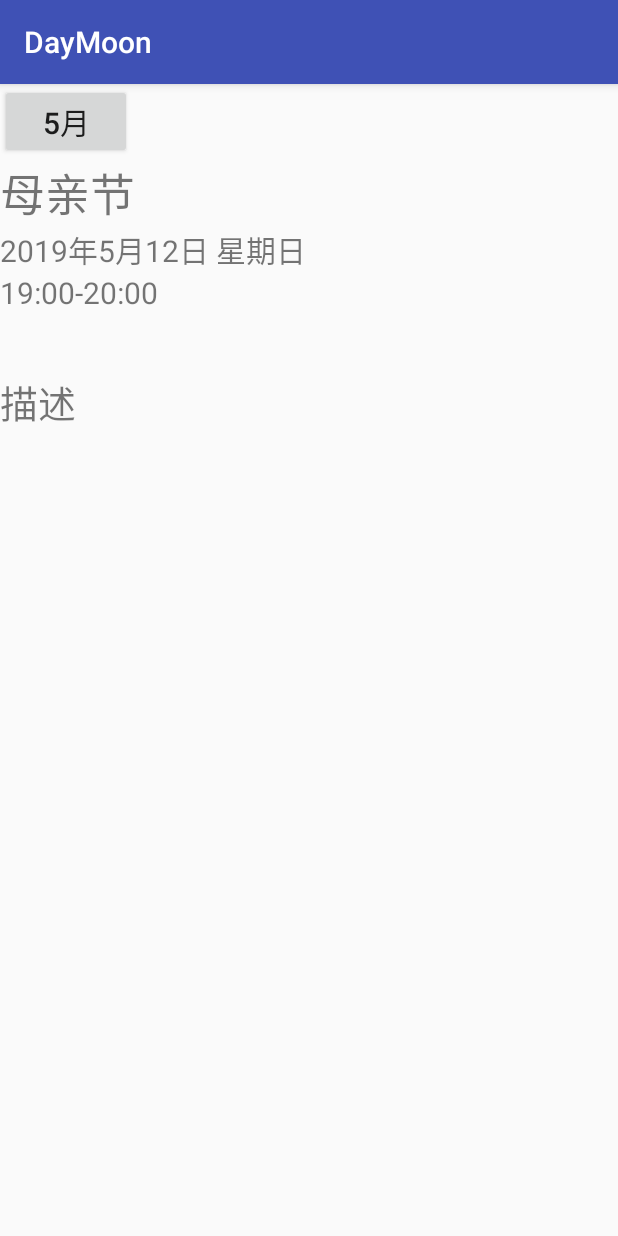
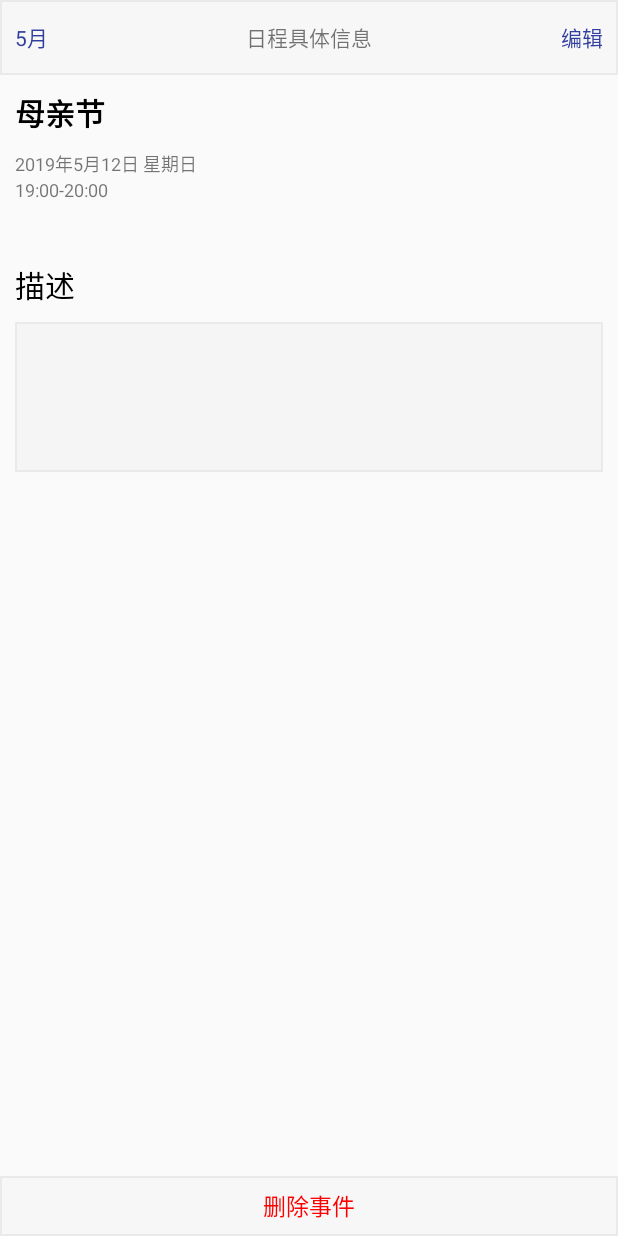
Before and after one commit to deskmel/DayMoon, an Android app: the EventDetailActivity screen opened directly, with no data from a screen before it, on a phone screen of 412 x 824 dp. Run offline under Robolectric (Android 15) with nearby library versions, the light colour scheme and no system bars; 4 statements that could not run were skipped.

Commit message:
EventDetailPage

```diff
--- a/client/app/src/main/AndroidManifest.xml
+++ b/client/app/src/main/AndroidManifest.xml
@@ -13,7 +13,8 @@
         android:roundIcon="@mipmap/ic_launcher_round"
         android:supportsRtl="true"
         android:theme="@style/AppTheme">
-        <activity android:name=".UserInterface.EventDetailActivity"></activity>
+        <activity
+            android:name=".UserInterface.EventDetailActivity"></activity>
         <activity android:name=".UserInterface.EventAdder" />
         <activity
             android:name=".UserInterface.LoginActivity"
--- a/client/app/src/main/java/com/example/daymoon/EventManagement/Event.java
+++ b/client/app/src/main/java/com/example/daymoon/EventManagement/Event.java
@@ -146,7 +146,7 @@ public class Event implements Comparable<Event>, Serializable {
 
     public String getBeginTime_str(){
         SimpleDateFormat dateFormat;
-        dateFormat = new SimpleDateFormat("yyyy-MM-dd HH-mm",Locale.CHINA);
+        dateFormat = new SimpleDateFormat("yyyy年MM月dd日 HH时mm分",Locale.CHINA);
         Log.d("?",dateFormat.format(beginTime.getTime()));
         return dateFormat.format(beginTime.getTime());
     }
@@ -175,10 +175,12 @@ public class Event implements Comparable<Event>, Serializable {
      */
     public String getLastingTime_str(){
         SimpleDateFormat dateFormat;
-        dateFormat = new SimpleDateFormat("H:m",Locale.CHINA);
-        String BeginMinute = dateFormat.format(beginTime);
-        String EndMinute = dateFormat.format(endTime);
-        return String.format("%s-%s",BeginMinute,EndMinute);
+        dateFormat = new SimpleDateFormat("HH:mm");
+        String BeginMinute = dateFormat.format(beginTime.getTime());
+        String EndMinute = dateFormat.format(endTime.getTime());
+        Log.d("BeginMinute",BeginMinute);
+        Log.d("EndMinute",EndMinute);
+        return String.format("%s - %s",BeginMinute,EndMinute);
     }
     public int getEventID(){
         return eventID;
--- a/client/app/src/main/java/com/example/daymoon/UserInterface/EventAdder.java
+++ b/client/app/src/main/java/com/example/daymoon/UserInterface/EventAdder.java
@@ -47,8 +47,9 @@ public class EventAdder extends AppCompatActivity {
         jtb_whetherAllday = findViewById(R.id.whetherAllday);
         TitleView =findViewById(R.id.titleEditView);
         DescriptionView = findViewById(R.id.DesEditView);
-        //为表单绑定日期选择工具        intent=this.getIntent();
-        //        bundle=intent.getExtras();
+        //为表单绑定日期选择工具
+        intent=this.getIntent();
+        bundle=intent.getExtras();
 
         //初始化事件的时间
         event_info = new Event_information_holder(bundle.getInt("selectYear"),bundle.getInt("selectMonth"),bundle.getInt("selectDay"));
--- a/client/app/src/main/java/com/example/daymoon/UserInterface/EventDetailActivity.java
+++ b/client/app/src/main/java/com/example/daymoon/UserInterface/EventDetailActivity.java
@@ -10,6 +10,7 @@ import com.example.daymoon.R;
 
 public class EventDetailActivity extends AppCompatActivity {
     Event event;
+    private TestUserInterfaceControl UIControl= TestUserInterfaceControl.getUIControl();
 
 
 
@@ -17,8 +18,8 @@ public class EventDetailActivity extends AppCompatActivity {
     protected void onCreate(Bundle savedInstanceState) {
         super.onCreate(savedInstanceState);
         setContentView(R.layout.activity_event_detail);
-        event =(Event) getIntent().getSerializableExtra("Event");
-        TextView eventTitle=(TextView) findViewById(R.id.event_title);
+        event =(Event) getIntent().getSerializableExtra("event");
+        TextView eventTitle=(TextView) findViewById(R.id.event_name);
         eventTitle.setText(event.getTitle());
 
         TextView eventTime= (TextView) findViewById(R.id.event_time);
@@ -30,12 +31,24 @@ public class EventDetailActivity extends AppCompatActivity {
         TextView eventDescription = (TextView) findViewById(R.id.event_descriptions);
         eventDescription.setText(event.getDescription());
 
-
+        findViewById(R.id.edit).setOnClickListener(new View.OnClickListener() {
+            @Override
+            public void onClick(View v) {
+                finish();
+            }
+        });
         findViewById(R.id.getback).setOnClickListener(new View.OnClickListener() {
             @Override
             public void onClick(View v) {
                 finish();
             }
         });
+        findViewById(R.id.delete_event).setOnClickListener(new View.OnClickListener() {
+            @Override
+            public void onClick(View v) {
+                UIControl.deleteEvent(event.getEventID());
+                finish();
+            }
+        });
     }
 }
--- /dev/null
+++ b/client/app/src/main/res/drawable/menu_bg.xml
@@ -0,0 +1,10 @@
+<?xml version="1.0" encoding="utf-8"?>
+<shape xmlns:android="http://schemas.android.com/apk/res/android"
+    android:shape="rectangle">
+    <solid
+        android:color="@color/topbg"/>
+    <stroke
+        android:width="1dp"
+        android:color="@color/bordergray"
+    />
+</shape>
--- /dev/null
+++ b/client/app/src/main/res/drawable/text_bg.xml
@@ -0,0 +1,10 @@
+<?xml version="1.0" encoding="utf-8"?>
+<shape xmlns:android="http://schemas.android.com/apk/res/android"
+    android:shape="rectangle">
+    <solid
+        android:color="@color/sgray"/>
+    <stroke
+        android:width="1dp"
+        android:color="@color/bordergray"
+        />
+</shape>
--- a/client/app/src/main/res/layout/activity_event_detail.xml
+++ b/client/app/src/main/res/layout/activity_event_detail.xml
@@ -8,42 +8,101 @@
 <LinearLayout
     android:layout_width="match_parent"
     android:layout_height="match_parent"
-    android:orientation="vertical">
-    <Button
-        android:id="@+id/getback"
-        android:layout_width="wrap_content"
+    android:orientation="vertical"
+
+
+    android:layout_marginBottom="5dp">
+    <RelativeLayout
+        android:layout_width="match_parent"
+        android:layout_height="50dp"
+        android:background="@drawable/menu_bg">
+        <TextView
+            android:id="@+id/getback"
+            android:layout_width="wrap_content"
+            android:layout_height="50dp"
+            android:gravity="center_vertical"
+            android:layout_marginLeft="10dp"
+            android:text="5月"
+            android:textColor="@color/colorPrimaryDark"
+            />
+        <TextView
+            android:layout_width="match_parent"
+            android:layout_height="50dp"
+            android:gravity="center|center_vertical"
+            android:text="日程具体信息"/>
+        <TextView
+            android:id="@+id/edit"
+            android:layout_width="wrap_content"
+            android:layout_height="50dp"
+            android:layout_marginRight="10dp"
+            android:layout_alignParentRight="true"
+            android:gravity="center_vertical"
+            android:text="编辑"
+            android:textColor="@color/colorPrimaryDark"
+/>
+    </RelativeLayout>
+    <LinearLayout
+        android:layout_width="match_parent"
         android:layout_height="wrap_content"
-        android:textSize="20sp"
-        android:text="5月"
-        />
+        android:orientation="vertical"
+        android:layout_marginTop="10dp"
+        android:layout_marginLeft="10dp"
+        android:layout_marginRight="10dp">
     <TextView
         android:id="@+id/event_name"
         android:layout_width="wrap_content"
         android:layout_height="wrap_content"
-        android:textSize="30dp"
-        android:text="母亲节"/>
+        android:textSize="20dp"
+        android:textColor="@color/black"
+        android:text="母亲节"
+        android:textStyle="bold"/>
     <TextView
         android:id="@+id/event_time"
         android:layout_width="wrap_content"
         android:layout_height="wrap_content"
-        android:text="2019年5月12日 星期日"
-        android:textSize="20dp"/>
+        android:layout_marginTop="10dp"
+        android:textSize="12dp"
+        android:text="2019年5月12日 星期日" />
     <TextView
         android:id="@+id/event_lasting_time"
         android:layout_width="wrap_content"
         android:layout_height="wrap_content"
-        android:textSize="20dp"
+        android:textSize="12dp"
         android:text="19:00-20:00"/>
     <TextView
         android:layout_marginTop="40dp"
         android:layout_width="match_parent"
         android:layout_height="wrap_content"
-        android:textSize="25dp"
+        android:textSize="20dp"
+        android:textColor="@color/black"
         android:text="描述"/>
     <TextView
+        android:layout_marginTop="10dp"
         android:id="@+id/event_descriptions"
+        android:layout_width="match_parent"
+        android:layout_height="wrap_content"
+        android:paddingTop="5dp"
+        android:paddingLeft="5dp"
+        android:paddingRight="5dp"
+        android:minHeight="100dp"
+        android:background="@drawable/text_bg"
+        android:textSize="15dp"/>
+    </LinearLayout>
+</LinearLayout>
+
+    <RelativeLayout
         android:layout_width="wrap_content"
-        android:layout_height="wrap_content"
-        android:textSize="20dp"/>
-</LinearLayout>
+        android:layout_height="match_parent">
+
+        <TextView
+            android:id="@+id/delete_event"
+            android:background="@drawable/menu_bg"
+            android:layout_width="match_parent"
+            android:layout_height="40dp"
+            android:layout_alignParentBottom="true"
+            android:gravity="center"
+            android:text="删除事件"
+            android:textColor="@color/red"
+            android:textSize="15sp" />
+    </RelativeLayout>
 </android.support.constraint.ConstraintLayout>
--- a/client/app/src/main/res/values/colors.xml
+++ b/client/app/src/main/res/values/colors.xml
@@ -5,4 +5,12 @@
     <color name="colorAccent">#FF4081</color>
     <color name="white">#ffffff</color>
     <color name="green">#3dcc6d</color>
+    <color name="black">#000000</color>
+    <color name="red">#ffff0000</color>
+    <color name="iosbackground">#F0EFF5</color>
+    <color name="gray">#EEEEEE</color>
+    <color name="bordergray">#EAEAEC</color>
+    <color name="topbg">#F7F7F7</color>
+    <color name="sgray">#F5F5F5</color>
+
 </resources>
--- a/client/app/src/main/res/values/styles.xml
+++ b/client/app/src/main/res/values/styles.xml
@@ -1,7 +1,7 @@
 <resources>
 
     <!-- Base application theme. -->
-    <style name="AppTheme" parent="Theme.AppCompat.Light.DarkActionBar">
+    <style name="AppTheme" parent="Theme.AppCompat.Light.NoActionBar">
         <!-- Customize your theme here. -->
         <item name="colorPrimary">@color/colorPrimary</item>
         <item name="colorPrimaryDark">@color/colorPrimaryDark</item>
```
